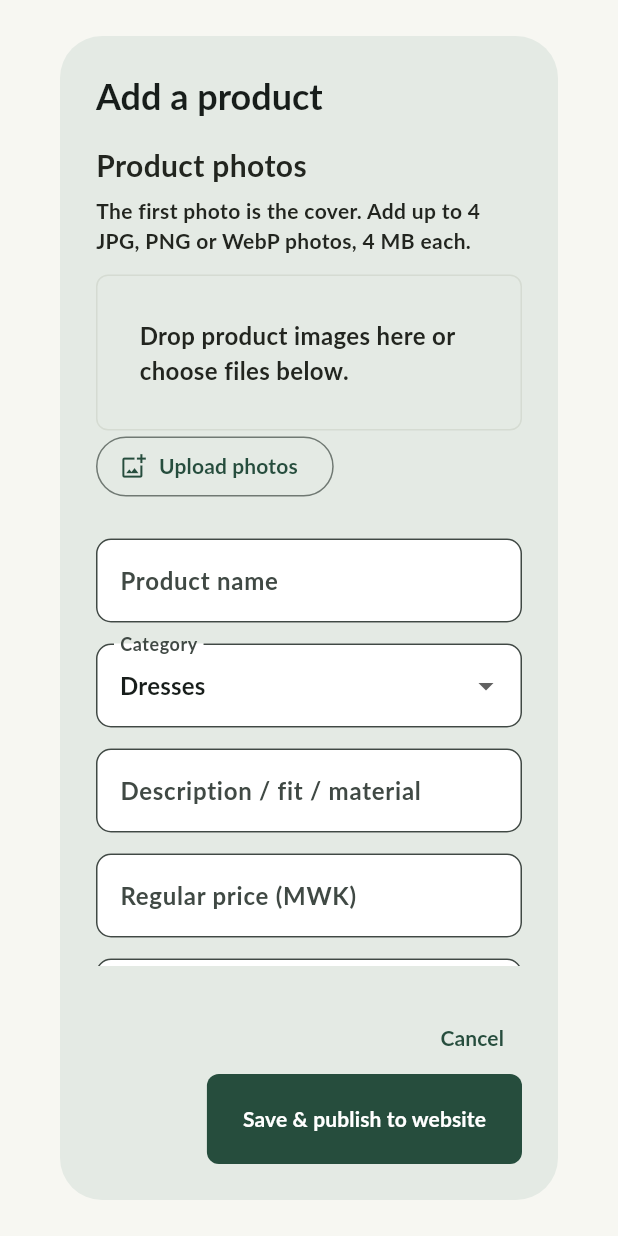
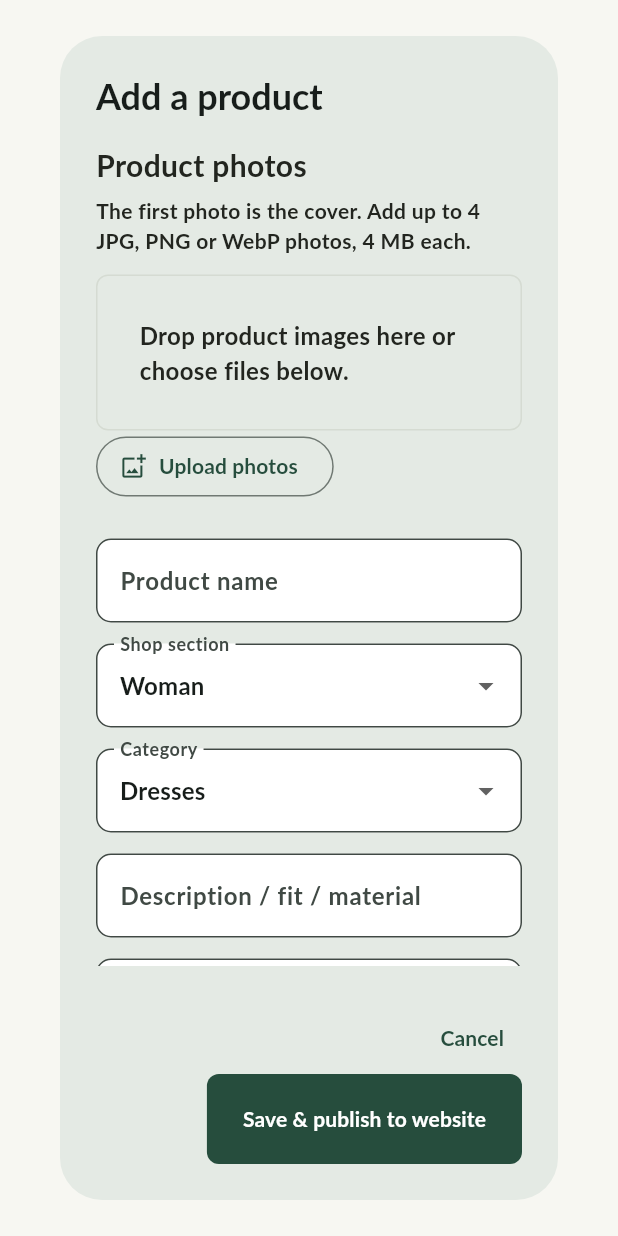
Before and after one commit to ngowera/Marys-fashiom, a Flutter app: the ProductEditor widget shown alone on an empty page, opened directly, on a phone screen of 412 x 824 dp. Run offline on Flutter 3.47's test engine with Material 3 defaults, Android fonts, the phone set to English and light mode, and no system bars; our stand-ins replace shared_preferences; missing offline and left inert: desktop_drop, file_selector; accounts and stored records are empty; network calls fail.

Commit message:
Add product audience to inventory and catalogue

```diff
--- a/packages/mary_shared/lib/commerce_widgets.dart
+++ b/packages/mary_shared/lib/commerce_widgets.dart
@@ -512,7 +512,7 @@ class ProductEditor extends StatefulWidget {
 class _ProductEditorState extends State<ProductEditor> {
   final form = GlobalKey<FormState>();
   late TextEditingController name, price, sale, cost, description, reason;
-  late String category;
+  late String audience, category;
   late bool visible, discount;
   final Set<String> collections = {};
   bool busy = false;
@@ -542,7 +542,8 @@ class _ProductEditorState extends State<ProductEditor> {
     reason = TextEditingController(
       text: p == null ? 'Opening stock' : 'Stock count adjustment',
     );
-    category = p?['category'] ?? 'Dresses';
+    audience = p?['audience'] ?? (p?['category'] == 'Suit' ? 'Men' : 'Woman');
+    category = p?['category'] ?? (audience == 'Men' ? 'Suit' : 'Dresses');
     visible = p == null || p['active'] == 1 || p['active'] == true;
     discount = p?['sale_price'] != null;
     collections.addAll((p?['collections'] as List?)?.cast<String>() ?? []);
@@ -691,6 +692,7 @@ class _ProductEditorState extends State<ProductEditor> {
       await Api.call('product', {
         'id': productId,
         'name': name.text,
+        'audience': audience,
         'category': category,
         'price': regular,
         'sale_price': discounted,
@@ -865,10 +867,30 @@ class _ProductEditorState extends State<ProductEditor> {
                 const SizedBox(height: 24),
                 input(name, 'Product name'),
                 DropdownButtonFormField<String>(
+                  initialValue: audience,
+                  decoration: const InputDecoration(labelText: 'Shop section'),
+                  items: const [
+                    DropdownMenuItem(value: 'Woman', child: Text('Woman')),
+                    DropdownMenuItem(value: 'Men', child: Text('Men')),
+                  ],
+                  onChanged: busy
+                      ? null
+                      : (value) => setState(() {
+                          audience = value!;
+                          final allowed = audience == 'Men'
+                              ? menCategories
+                              : womenCategories;
+                          if (!allowed.contains(category)) {
+                            category = allowed.first;
+                          }
+                        }),
+                ),
+                const SizedBox(height: 14),
+                DropdownButtonFormField<String>(
+                  key: ValueKey('-'),
                   initialValue: category,
                   decoration: const InputDecoration(labelText: 'Category'),
-                  items: categories
-                      .skip(1)
+                  items: (audience == 'Men' ? menCategories : womenCategories)
                       .map((c) => DropdownMenuItem(value: c, child: Text(c)))
                       .toList(),
                   onChanged: busy ? null : (v) => category = v!,
```
Also changed, not shown: packages/mary_shared/lib/mary_shared.dart (+9 -12 lines), 3 other files.
